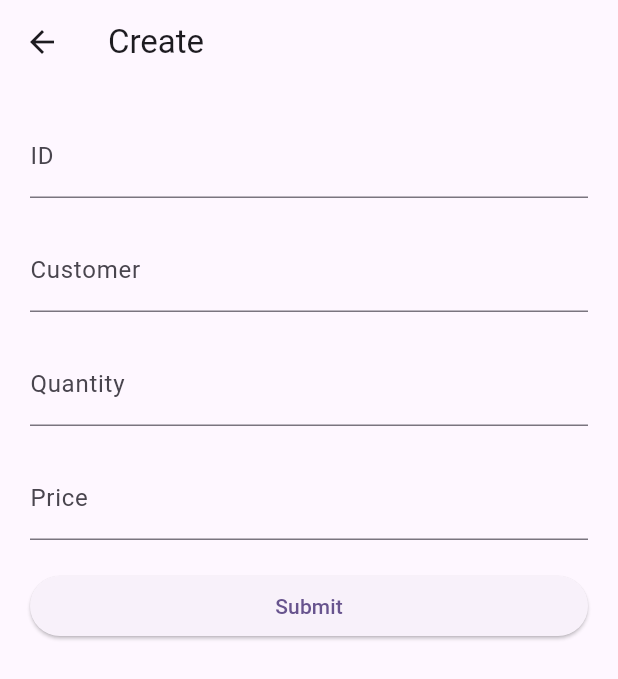
After one commit to kalpeshkhare7777/TechnicalHeadAssingment, a Flutter app: the CrudPage screen opened directly, after a tap on "Create", on a phone screen of 412 x 824 dp. The commit adds this screen. Shown: the top 679 px of the screen. Run offline on Flutter 3.47's test engine with Material 3 defaults, Android fonts, the light colour scheme and no system bars; our stand-ins replace carousel_slider, flutter_tabler_icons.

Commit message:
api backend

```diff
--- /dev/null
+++ b/iitb_sportsapp/lib/backend test/create.dart
@@ -0,0 +1,100 @@
+import 'dart:convert';
+import 'package:flutter/material.dart';
+import 'package:http/http.dart' as http;
+
+class CreatePage extends StatelessWidget {
+  var idController = TextEditingController();
+  var customerController = TextEditingController();
+  var quantityController = TextEditingController();
+  var priceController = TextEditingController();
+
+  Future<void> postData(BuildContext context) async {
+  final url = Uri.parse('https://reqbin.com/echo/post/json');
+  final response = await http.post(
+    url,
+    body: json.encode({
+      'Id': int.parse(idController.text),
+      'Customer': customerController.text,
+      'Quantity': int.parse(quantityController.text),
+      'Price': double.parse(priceController.text),
+    }),
+    headers: {'Content-Type': 'application/json'},
+  );
+
+  if (response.statusCode == 200) {
+    final responseData = json.decode(response.body);
+    print('Response: $responseData'); // Print response in terminal
+    showDialog(
+      context: context,
+      builder: (_) => AlertDialog(
+        title: Text('Response'),
+        content: Text(json.encode(responseData)),
+        actions: [
+          TextButton(
+            onPressed: () => Navigator.pop(context),
+            child: Text('OK'),
+          ),
+        ],
+      ),
+    );
+  } else {
+    print('Failed to submit form. Status code: ${response.statusCode}'); // Print error in terminal
+    showDialog(
+      context: context,
+      builder: (_) => AlertDialog(
+        title: Text('Error'),
+        content: Text('Failed to submit form. Status code: ${response.statusCode}'),
+        actions: [
+          TextButton(
+            onPressed: () => Navigator.pop(context),
+            child: Text('OK'),
+          ),
+        ],
+      ),
+    );
+  }
+}
+
+  @override
+  Widget build(BuildContext context) {
+    return Scaffold(
+      appBar: AppBar(
+        title: Text('Create'),
+      ),
+      body: Padding(
+        padding: EdgeInsets.all(20.0),
+        child: Column(
+          crossAxisAlignment: CrossAxisAlignment.stretch,
+          children: [
+            TextField(
+              controller: idController,
+              decoration: InputDecoration(labelText: 'ID'),
+            ),
+            SizedBox(height: 20.0),
+            TextField(
+              controller: customerController,
+              decoration: InputDecoration(labelText: 'Customer'),
+            ),
+            SizedBox(height: 20.0),
+            TextField(
+              controller: quantityController,
+              decoration: InputDecoration(labelText: 'Quantity'),
+              keyboardType: TextInputType.number,
+            ),
+            SizedBox(height: 20.0),
+            TextField(
+              controller: priceController,
+              decoration: InputDecoration(labelText: 'Price'),
+              keyboardType: TextInputType.numberWithOptions(decimal: true),
+            ),
+            SizedBox(height: 20.0),
+            ElevatedButton(
+              onPressed: () => postData(context),
+              child: Text('Submit'),
+            ),
+          ],
+        ),
+      ),
+    );
+  }
+}
--- /dev/null
+++ b/iitb_sportsapp/lib/backend test/node.dart
@@ -0,0 +1,51 @@
+import "package:flutter/material.dart";
+import "package:iitb_sportsapp/backend%20test/create.dart";
+
+class CrudPage extends StatelessWidget {
+const CrudPage({Key? key}) : super(key: key);
+
+  @override
+  Widget build(BuildContext context) {
+
+    return Scaffold(
+        body: Center(
+        child: Column(
+          mainAxisAlignment: MainAxisAlignment.center,
+          children: [
+            ElevatedButton(
+              onPressed: () {
+                 Navigator.push(
+        context,
+        MaterialPageRoute(builder: (context) => CreatePage()),
+              );
+              },
+              child: Text("Create"),
+            ),
+            SizedBox(height: 20), // Add some space between buttons
+            ElevatedButton(
+              onPressed: () {
+
+              },
+              child: Text("Read"),
+            ),
+            SizedBox(height: 20), // Add some space between buttons
+            ElevatedButton(
+              onPressed: () {
+                // Handle Update button press
+              },
+              child: Text("Update"),
+            ),
+            SizedBox(height: 20), // Add some space between buttons
+            ElevatedButton(
+              onPressed: () {
+                // Handle Delete button press
+              },
+              child: Text("Delete"),
+            ),
+          ],
+        ),
+      ),
+
+    );
+  }
+}
--- a/iitb_sportsapp/pubspec.yaml
+++ b/iitb_sportsapp/pubspec.yaml
@@ -33,10 +33,10 @@ dependencies:
   carousel_slider: ^4.2.1
   flutter_tabler_icons: ^1.25.0
 
-
   # The following adds the Cupertino Icons font to your application.
   # Use with the CupertinoIcons class for iOS style icons.
   cupertino_icons: ^1.0.6
+  http: ^1.2.1
 
 dev_dependencies:
   flutter_test:
```
Also changed, not shown: iitb_sportsapp/lib/Rapid.dart (added, +62 -0 lines), iitb_sportsapp/lib/backend test/otppage.dart (added, +127 -0 lines), iitb_sportsapp/lib/backend test/signinpage.dart (added, +117 -0 lines), iitb_sportsapp/lib/homepage.dart (+21 -3 lines), iitb_sportsapp/lib/models/person_model.dart (added, +8 -0 lines), iitb_sportsapp/lib/services/api.dart (added, +60 -0 lines), iitb_sportsapp/pubspec.lock, 3 other files.
